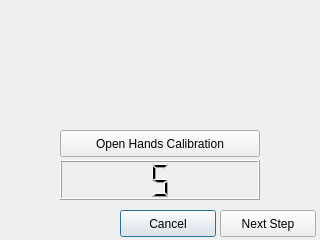
Amxx/MDMA, file code/Hadrien/QCvWindow/src/UI/handopenwindow.ui: the form before one commit.
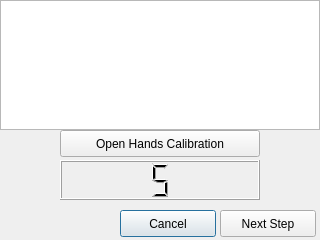
The form after the commit.

```diff
--- a/code/Hadrien/QCvWindow/src/UI/handopenwindow.ui
+++ b/code/Hadrien/QCvWindow/src/UI/handopenwindow.ui
@@ -87,6 +87,16 @@
     <bool>true</bool>
    </property>
   </widget>
+  <widget class="QTextBrowser" name="textBrowser">
+   <property name="geometry">
+    <rect>
+     <x>0</x>
+     <y>0</y>
+     <width>320</width>
+     <height>130</height>
+    </rect>
+   </property>
+  </widget>
  </widget>
  <resources/>
  <connections/>
```
